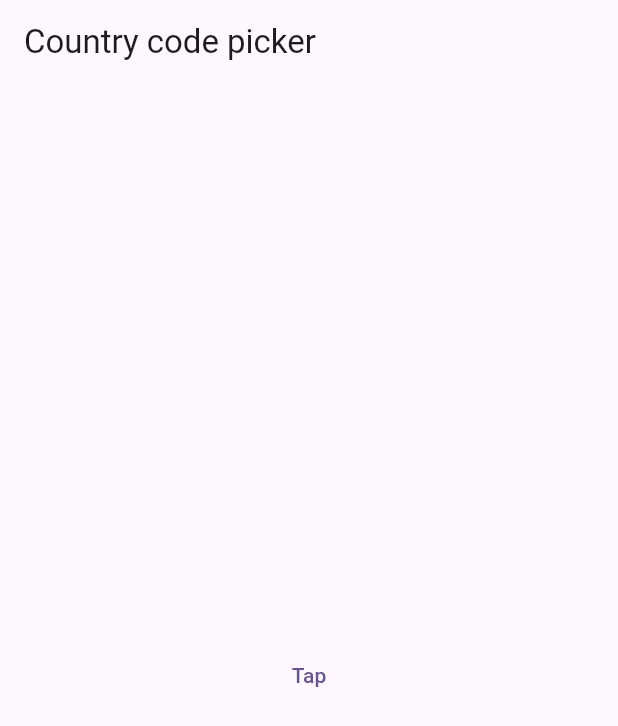
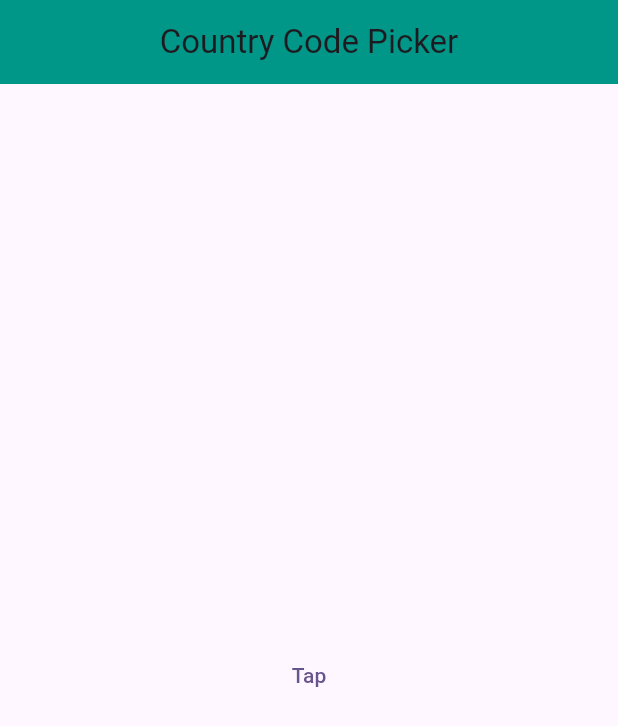
Before and after one commit to atik-sabuj/widgets_app, a Flutter app: the screen it shows after launch, on a phone screen of 412 x 824 dp. Shown: the top 726 px of the screen. Run offline on Flutter 3.47's test engine with Material 3 defaults, Android fonts, the phone set to English and light mode, and no system bars; our stand-ins replace country_picker.

Commit message:
Country Code Picker Widget #2

```diff
--- a/lib/main.dart
+++ b/lib/main.dart
@@ -21,6 +21,8 @@ class MyApp extends StatelessWidget {
         colorScheme: ColorScheme.fromSeed(seedColor: Colors.deepPurple),
         useMaterial3: true,
       ),
+      debugShowCheckedModeBanner: false,
+
       //home: const ReorderableWidget(),
       //home: const FutureBuilderWidget(),
       //home: const StreamsBuilderWidget(),
--- a/lib/widgets/country_code_picker_widget.dart
+++ b/lib/widgets/country_code_picker_widget.dart
@@ -15,7 +15,9 @@ class _CountryCodePickerWidgetState extends State<CountryCodePickerWidget> {
   Widget build(BuildContext context) {
     return Scaffold(
       appBar: AppBar(
-        title: const Text('Country code picker'),
+        title: const Text('Country Code Picker'),
+        centerTitle: true,
+        backgroundColor: Colors.teal,
       ),
       body: Column(
         mainAxisAlignment: MainAxisAlignment.center,
```
